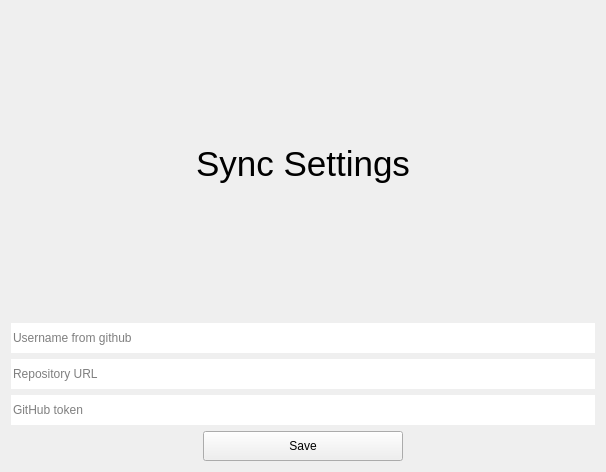
Nighty3098/CodeKeeper, file src/CodeKeeper/syncwindow.ui: the form before one commit.
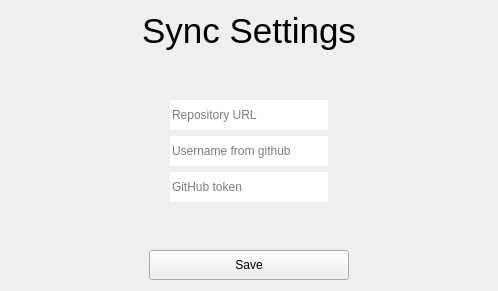
The form after the commit.

```diff
--- a/src/CodeKeeper/syncwindow.ui
+++ b/src/CodeKeeper/syncwindow.ui
@@ -6,8 +6,8 @@
    <rect>
     <x>0</x>
     <y>0</y>
-    <width>606</width>
-    <height>472</height>
+    <width>498</width>
+    <height>291</height>
    </rect>
   </property>
   <property name="windowTitle">
@@ -30,7 +30,79 @@
     </widget>
    </item>
    <item>
-    <layout class="QVBoxLayout" name="inputL">
+    <spacer name="verticalSpacer_2">
+     <property name="orientation">
+      <enum>Qt::Vertical</enum>
+     </property>
+     <property name="sizeHint" stdset="0">
+      <size>
+       <width>20</width>
+       <height>40</height>
+      </size>
+     </property>
+    </spacer>
+   </item>
+   <item>
+    <layout class="QHBoxLayout" name="horizontalLayout_2">
+     <item>
+      <spacer name="horizontalSpacer_3">
+       <property name="orientation">
+        <enum>Qt::Horizontal</enum>
+       </property>
+       <property name="sizeHint" stdset="0">
+        <size>
+         <width>40</width>
+         <height>20</height>
+        </size>
+       </property>
+      </spacer>
+     </item>
+     <item>
+      <widget class="QLineEdit" name="repoPath">
+       <property name="minimumSize">
+        <size>
+         <width>0</width>
+         <height>30</height>
+        </size>
+       </property>
+       <property name="frame">
+        <bool>false</bool>
+       </property>
+       <property name="placeholderText">
+        <string>Repository URL</string>
+       </property>
+      </widget>
+     </item>
+     <item>
+      <spacer name="horizontalSpacer_4">
+       <property name="orientation">
+        <enum>Qt::Horizontal</enum>
+       </property>
+       <property name="sizeHint" stdset="0">
+        <size>
+         <width>40</width>
+         <height>20</height>
+        </size>
+       </property>
+      </spacer>
+     </item>
+    </layout>
+   </item>
+   <item>
+    <layout class="QHBoxLayout" name="horizontalLayout">
+     <item>
+      <spacer name="horizontalSpacer">
+       <property name="orientation">
+        <enum>Qt::Horizontal</enum>
+       </property>
+       <property name="sizeHint" stdset="0">
+        <size>
+         <width>40</width>
+         <height>20</height>
+        </size>
+       </property>
+      </spacer>
+     </item>
      <item>
       <widget class="QLineEdit" name="userName">
        <property name="minimumSize">
@@ -54,20 +126,34 @@
       </widget>
      </item>
      <item>
-      <widget class="QLineEdit" name="repoPath">
-       <property name="minimumSize">
+      <spacer name="horizontalSpacer_2">
+       <property name="orientation">
+        <enum>Qt::Horizontal</enum>
+       </property>
+       <property name="sizeHint" stdset="0">
         <size>
-         <width>0</width>
-         <height>30</height>
+         <width>40</width>
+         <height>20</height>
         </size>
        </property>
-       <property name="frame">
-        <bool>false</bool>
+      </spacer>
+     </item>
+    </layout>
+   </item>
+   <item>
+    <layout class="QHBoxLayout" name="horizontalLayout_3">
+     <item>
+      <spacer name="horizontalSpacer_5">
+       <property name="orientation">
+        <enum>Qt::Horizontal</enum>
        </property>
-       <property name="placeholderText">
-        <string>Repository URL</string>
+       <property name="sizeHint" stdset="0">
+        <size>
+         <width>40</width>
+         <height>20</height>
+        </size>
        </property>
-      </widget>
+      </spacer>
      </item>
      <item>
       <widget class="QLineEdit" name="lineEdit">
@@ -85,15 +171,54 @@
        </property>
       </widget>
      </item>
+     <item>
+      <spacer name="horizontalSpacer_6">
+       <property name="orientation">
+        <enum>Qt::Horizontal</enum>
+       </property>
+       <property name="sizeHint" stdset="0">
+        <size>
+         <width>40</width>
+         <height>20</height>
+        </size>
+       </property>
+      </spacer>
+     </item>
     </layout>
    </item>
+   <item>
+    <spacer name="verticalSpacer">
+     <property name="orientation">
+      <enum>Qt::Vertical</enum>
+     </property>
+     <property name="sizeHint" stdset="0">
+      <size>
+       <width>20</width>
+       <height>40</height>
+      </size>
+     </property>
+    </spacer>
+   </item>
    <item>
     <layout class="QHBoxLayout" name="saveL">
+     <item>
+      <spacer name="horizontalSpacer_7">
+       <property name="orientation">
+        <enum>Qt::Horizontal</enum>
+       </property>
+       <property name="sizeHint" stdset="0">
+        <size>
+         <width>40</width>
+         <height>20</height>
+        </size>
+       </property>
+      </spacer>
+     </item>
      <item>
       <widget class="QPushButton" name="saveBtn">
        <property name="minimumSize">
         <size>
-         <width>0</width>
+         <width>200</width>
          <height>30</height>
         </size>
        </property>
@@ -108,6 +233,19 @@
        </property>
       </widget>
      </item>
+     <item>
+      <spacer name="horizontalSpacer_8">
+       <property name="orientation">
+        <enum>Qt::Horizontal</enum>
+       </property>
+       <property name="sizeHint" stdset="0">
+        <size>
+         <width>40</width>
+         <height>20</height>
+        </size>
+       </property>
+      </spacer>
+     </item>
     </layout>
    </item>
   </layout>
```
